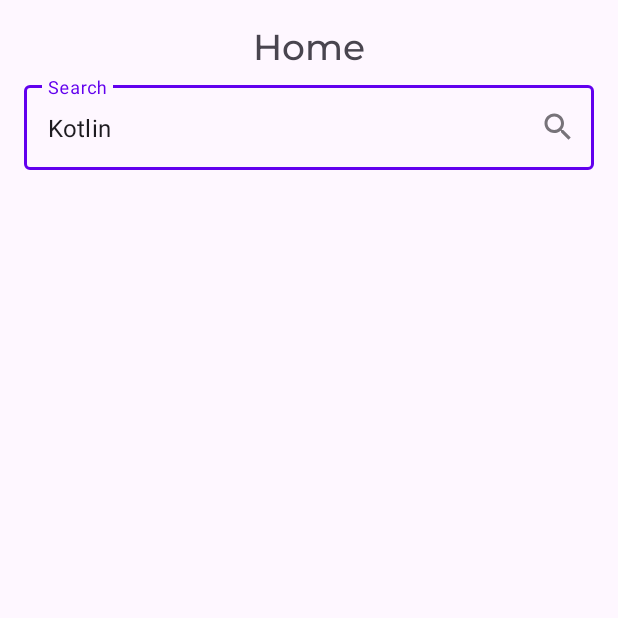
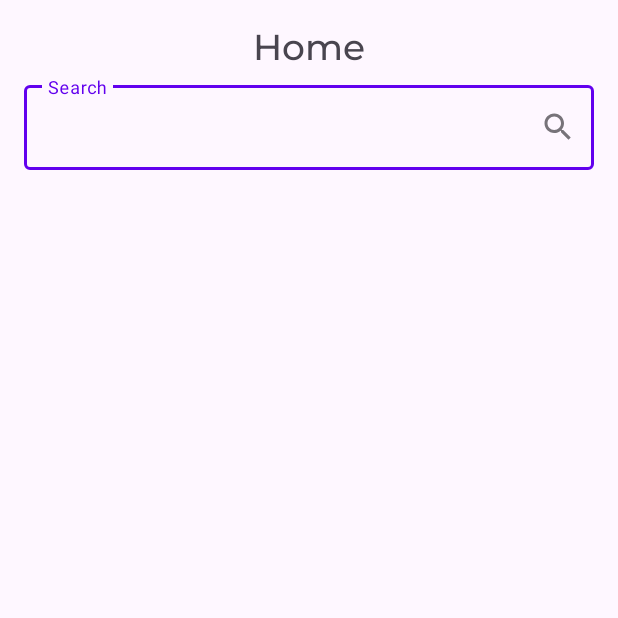
Before and after one commit to antonio195/github-api-repositories, an Android app: the screen it shows after launch (MainActivity), on a phone screen of 412 x 824 dp, the top half of it. Run offline under Robolectric (Android 15) with nearby library versions, the phone set to English and light mode, and no system bars; pictures from the network do not load.

Commit message:
Alteracao do readme e remocao de texts nos inputs

```diff
--- a/app/src/main/res/layout/fragment_home.xml
+++ b/app/src/main/res/layout/fragment_home.xml
@@ -35,8 +35,7 @@
             android:id="@+id/search_input"
             android:layout_width="match_parent"
             android:layout_height="wrap_content"
-            android:hint="@string/input_label_search"
-            android:text="Kotlin" />
+            android:hint="@string/input_label_search" />
     </com.google.android.material.textfield.TextInputLayout>
 
     <androidx.recyclerview.widget.RecyclerView
--- a/app/src/main/res/layout/fragment_search_user.xml
+++ b/app/src/main/res/layout/fragment_search_user.xml
@@ -35,8 +35,7 @@
             android:id="@+id/search_input"
             android:layout_width="match_parent"
             android:layout_height="wrap_content"
-            android:hint="@string/input_label_search"
-            android:text="antonio195" />
+            android:hint="@string/input_label_search" />
     </com.google.android.material.textfield.TextInputLayout>
 
     <androidx.recyclerview.widget.RecyclerView
```
Also changed, not shown: 1 other file.
